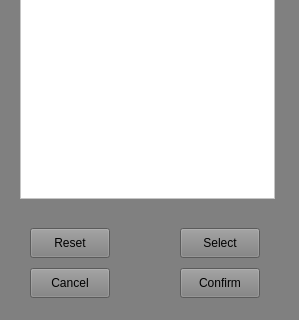
First picture: the form in CS1D-Basketball-master/Basketball/confirmcustom2.ui, repository moetaei/CS1D-Basketball, before the edit; both pictures show x 0 to 299 and y 232 to 552 of the 299 by 552 pixel window.
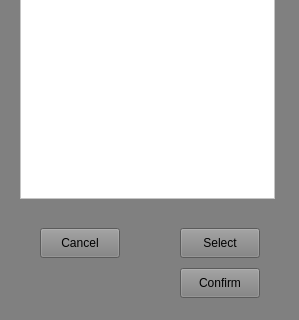
Second picture: the form after the edit.

Diff of the .ui file:
```diff
--- a/CS1D-Basketball-master/Basketball/confirmcustom2.ui
+++ b/CS1D-Basketball-master/Basketball/confirmcustom2.ui
@@ -51,8 +51,8 @@
   <widget class="QPushButton" name="cancel">
    <property name="geometry">
     <rect>
-     <x>30</x>
-     <y>500</y>
+     <x>40</x>
+     <y>460</y>
      <width>80</width>
      <height>30</height>
     </rect>
@@ -185,22 +185,6 @@
     </widget>
    </widget>
   </widget>
-  <widget class="QPushButton" name="reset">
-   <property name="geometry">
-    <rect>
-     <x>30</x>
-     <y>460</y>
-     <width>80</width>
-     <height>30</height>
-    </rect>
-   </property>
-   <property name="styleSheet">
-    <string notr="true"/>
-   </property>
-   <property name="text">
-    <string>Reset</string>
-   </property>
-  </widget>
   <widget class="QPushButton" name="select">
    <property name="geometry">
     <rect>
```
